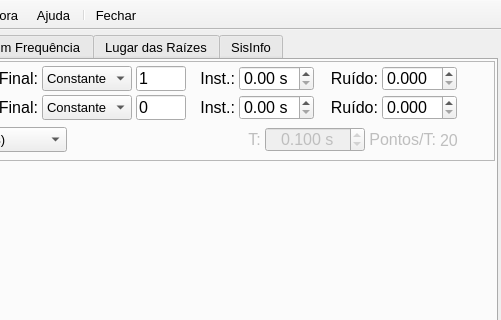
miguelmoreto/labcontrole, file MainWindow.ui: the form before one commit; both pictures show x 299 to 800 and y 0 to 320 of the 800 by 600 pixel window.
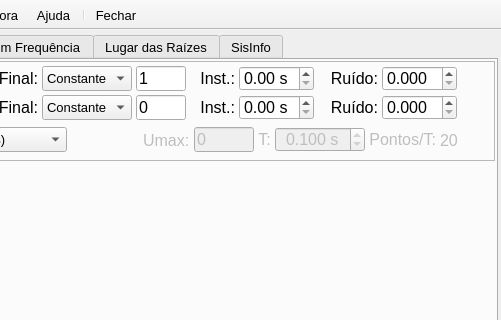
The form after the commit. Icons and pictures are not drawn. Custom widgets are drawn as their Qt base class.

What changed in the file:
```diff
--- a/MainWindow.ui
+++ b/MainWindow.ui
@@ -1167,6 +1167,64 @@
                </property>
               </spacer>
              </item>
+             <item>
+              <widget class="QLabel" name="labelUmax">
+               <property name="enabled">
+                <bool>false</bool>
+               </property>
+               <property name="font">
+                <font>
+                 <pointsize>12</pointsize>
+                 <weight>50</weight>
+                 <bold>false</bold>
+                </font>
+               </property>
+               <property name="toolTip">
+                <string>Valor da saturação (0 para desabilitar).</string>
+               </property>
+               <property name="text">
+                <string notr="true">Umax:</string>
+               </property>
+              </widget>
+             </item>
+             <item>
+              <widget class="QLineEdit" name="lineEditUmax">
+               <property name="enabled">
+                <bool>false</bool>
+               </property>
+               <property name="sizePolicy">
+                <sizepolicy hsizetype="Preferred" vsizetype="Fixed">
+                 <horstretch>0</horstretch>
+                 <verstretch>0</verstretch>
+                </sizepolicy>
+               </property>
+               <property name="minimumSize">
+                <size>
+                 <width>50</width>
+                 <height>25</height>
+                </size>
+               </property>
+               <property name="maximumSize">
+                <size>
+                 <width>60</width>
+                 <height>25</height>
+                </size>
+               </property>
+               <property name="font">
+                <font>
+                 <pointsize>12</pointsize>
+                 <weight>50</weight>
+                 <bold>false</bold>
+                </font>
+               </property>
+               <property name="toolTip">
+                <string>Valor da saturação (0 para desabilitar).</string>
+               </property>
+               <property name="text">
+                <string notr="true">0</string>
+               </property>
+              </widget>
+             </item>
              <item>
               <widget class="QLabel" name="labelTk">
                <property name="enabled">
```
Left out of the diff: 7 changed lines with no effect on the pictures.
